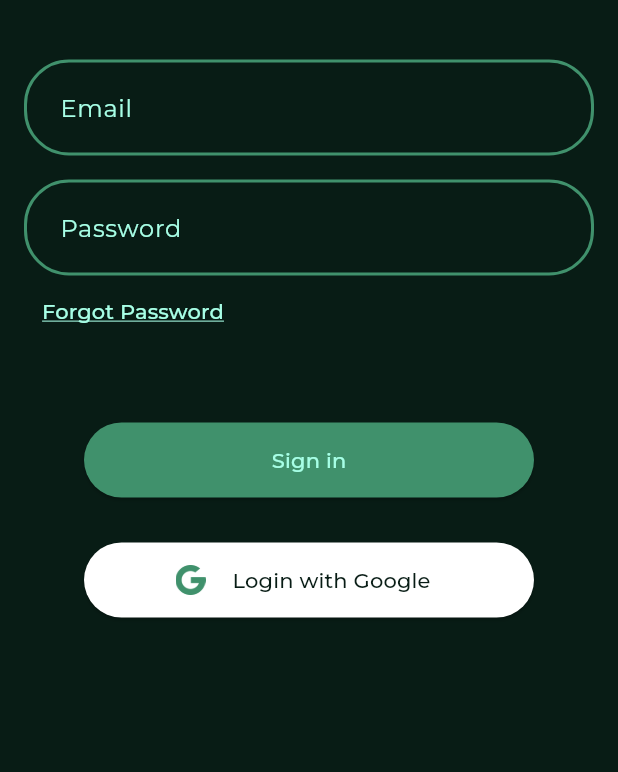
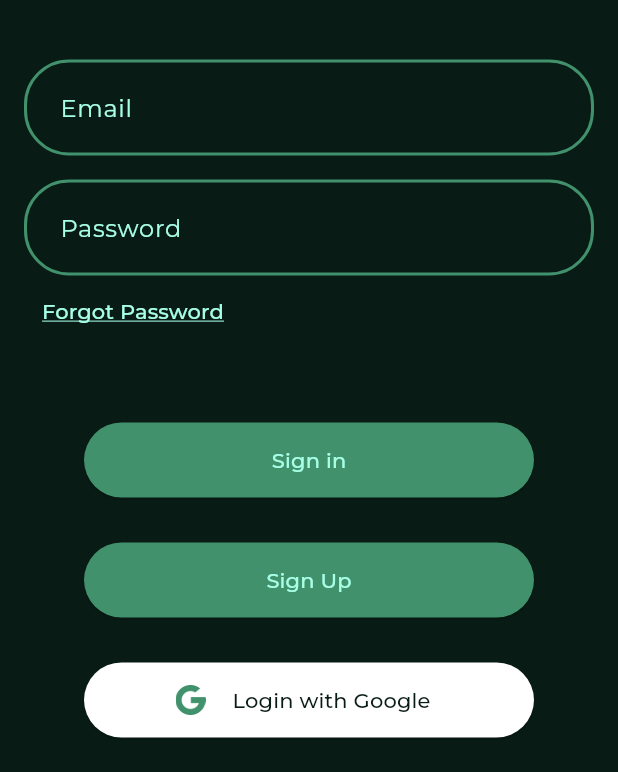
Before and after one commit to Sashank-05/urban-harvest, a Flutter app: the screen it shows after launch, on a phone screen of 412 x 824 dp, the part 464-1236 px from its top. Run offline on Flutter 3.47's test engine with Material 3 defaults, Android fonts, the phone set to English and light mode, and no system bars; our stand-ins replace community_material_icon, google_fonts, google_sign_in; project files that could hold a hidden picture were left out.

Commit message:
added sign up button Signed-off-by: Darshith1316 <darshithcm@gmail.com>

```diff
--- a/lib/login/login.dart
+++ b/lib/login/login.dart
@@ -139,6 +139,11 @@ class _LoginFormState extends State<LoginForm> {
                     color: AppColors.textColorDark, fontFamily: 'Montserrat'),
               )),
           const SizedBox(height: 30),
+          ElevatedButton(onPressed: (){},style: ElevatedButton.styleFrom(
+              backgroundColor: AppColors.tertiaryColor2,
+              fixedSize: const Size(300, 50)), child: const Text('Sign Up', style: TextStyle(
+              color: AppColors.textColorDark, fontFamily: 'Montserrat'),) ),
+          const SizedBox(height: 30,),
           ElevatedButton.icon(
             onPressed: _handleSignIn,
             icon: Padding(
@@ -153,6 +158,8 @@ class _LoginFormState extends State<LoginForm> {
             style: ElevatedButton.styleFrom(
                 backgroundColor: Colors.white, fixedSize: const Size(300, 50)),
           ),
+
+
         ],
       ),
     );
```
Also changed, not shown: 3 other files.
